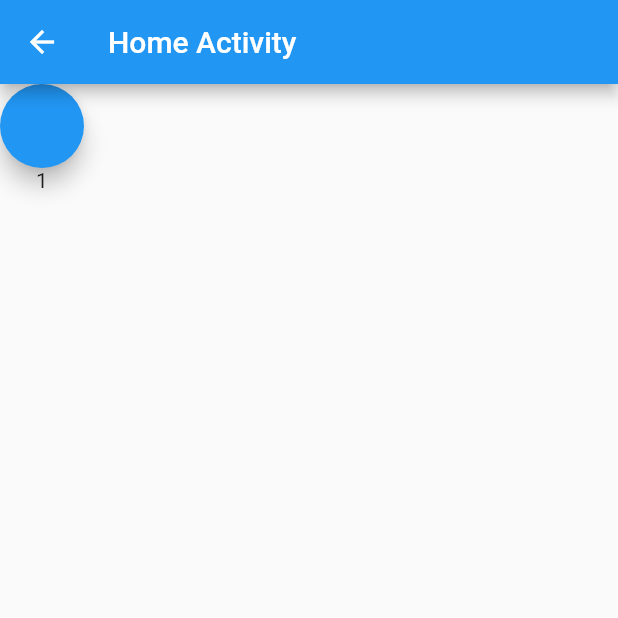
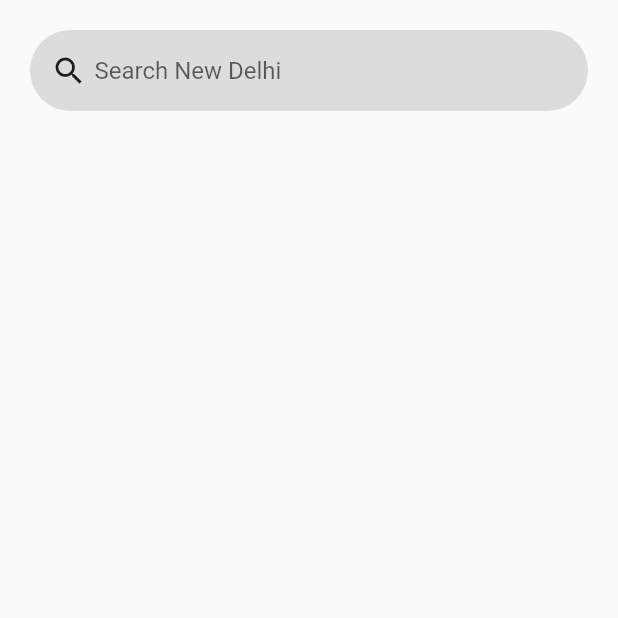
Before and after one commit to YuvrajSingh3110/Mausam, a Flutter app: the Home screen opened by its route, on a phone screen of 412 x 824 dp, the top half of it. Run offline on Flutter 3.47's test engine with Material 2 defaults, Android fonts, the phone set to English and light mode, and no system bars; our stand-ins replace flutter_spinkit; statements that could not run were skipped.

Commit message:
made loading screen and search bar

```diff
--- a/lib/Activity/Home.dart
+++ b/lib/Activity/Home.dart
@@ -1,4 +1,8 @@
+import 'dart:convert';
+import 'dart:core';
+import 'dart:math';
 import 'package:flutter/material.dart';
+import 'package:http/http.dart';
 
 class Home extends StatefulWidget {
   const Home({Key? key}) : super(key: key);
@@ -8,8 +12,6 @@ class Home extends StatefulWidget {
 }
 
 class _HomeState extends State<Home> {
-
-  int counter = 1;
 
   @override
   void initState() { //init state is used when we have to parse data to different screen or through an api
@@ -34,19 +36,51 @@ class _HomeState extends State<Home> {
 
   @override
   Widget build(BuildContext context) {
+
+    Map? info = ModalRoute.of(context)?.settings.arguments as Map?;
+
+    var cityName = ["New Delhi", "Mumbai", "Chennai", "Kolkata"];
+    final _random = new Random();
+    var city = cityName[_random.nextInt(cityName.length)];
+
     return Scaffold(
-      appBar: AppBar(
-        title: const Text("Home Activity"),
+      body: SafeArea(
+        child: Container(
+          child: Column(
+            children: <Widget>[
+              Container(  //search
+                padding: EdgeInsets.symmetric(horizontal: 12, vertical: 3),
+                margin: EdgeInsets.symmetric(horizontal: 20, vertical: 20),
+                decoration: BoxDecoration(
+                  color: Colors.black12,
+                  borderRadius: BorderRadius.circular(40)
+                ),
+                child: Row(
+                  children: [
+                    GestureDetector(
+                      onTap: () {
+                        print("Search me");
+                      },
+                        child: Container(
+                            child: Icon(Icons.search),
+                          margin: EdgeInsets.fromLTRB(2, 0, 5, 0),
+                        ),
+                    ),
+                    Expanded(
+                      child: TextField(
+                        decoration: InputDecoration(
+                          border: InputBorder.none,
+                          hintText: "Search $city"
+                        ),
+                      ),
+                    )
+                  ],
+                ),
+              )
+            ],
+          ),
+        ),
       ),
-      body: Column(children: <Widget>[
-        FloatingActionButton(
-          onPressed: () => setState(() {
-            counter += 1;
-          }),
-        ),
-        Text("$counter")
-      ]
-    ),
     );
   }
 }
--- a/pubspec.yaml
+++ b/pubspec.yaml
@@ -31,6 +31,8 @@ environment:
 dependencies:
   flutter:
     sdk: flutter
+  http: ^0.13.5
+  flutter_spinkit: ^5.1.0
 
 
   # The following adds the Cupertino Icons font to your application.
@@ -60,8 +62,8 @@ flutter:
   uses-material-design: true
 
   # To add assets to your application, add an assets section, like this:
-  # assets:
-  #   - images/a_dot_burr.jpeg
+  assets:
+    - images/weather.png
   #   - images/a_dot_ham.jpeg
 
   # An image asset can refer to one or more resolution-specific "variants", see
```
Also changed, not shown: lib/Activity/Loading.dart (+78 -9 lines), pubspec.lock.
